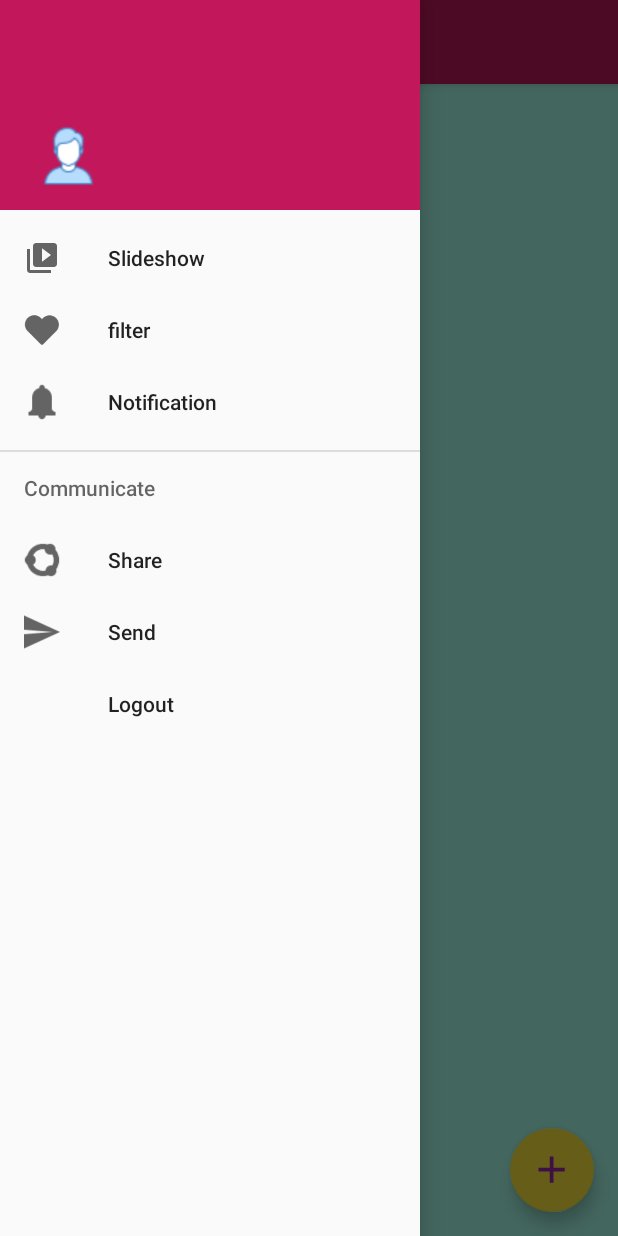
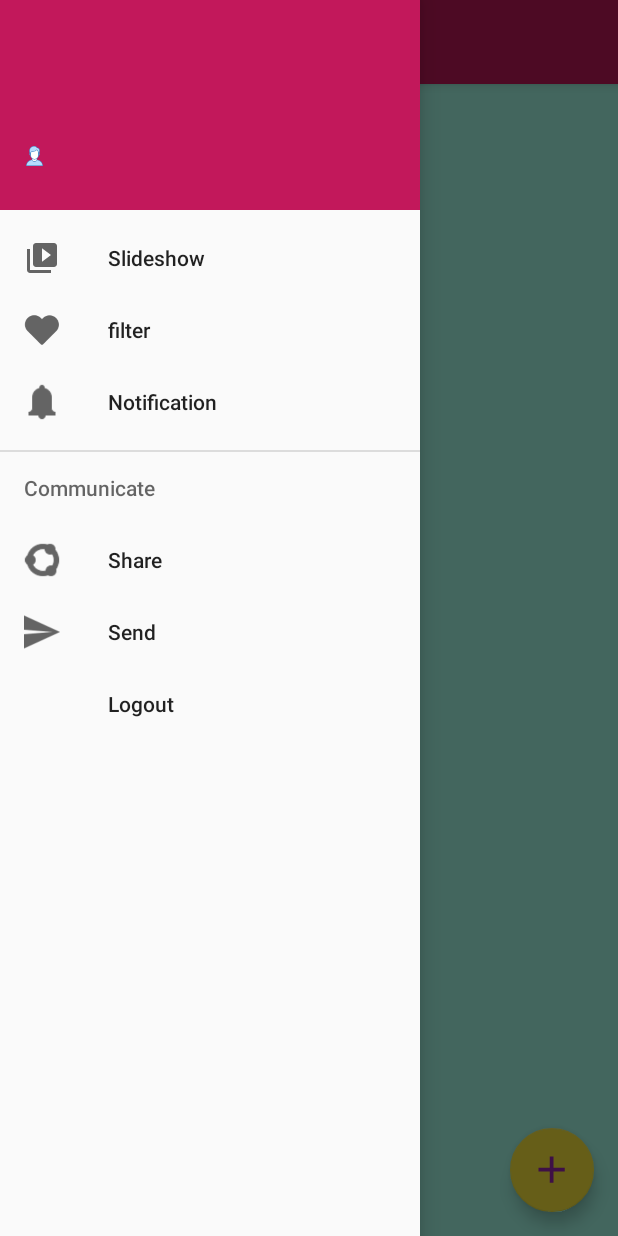
Before and after one commit to Hiiiiind31/Anti_Cancer2, an Android app: the screen it shows after launch once a user with an empty profile is signed in (Public_Activity), with the side drawer open, on a phone screen of 412 x 824 dp. Run offline under Robolectric (Android 15) with nearby library versions, the phone set to English and light mode, and no system bars; our stand-ins replace Firebase (no records; nobody signed in at launch, a user with empty details on screens opened directly); 1 statement that could not run was skipped.

Commit message:
Fix posts problem and add filter xml

```diff
--- a/app/src/main/res/layout/add_post_design.xml
+++ b/app/src/main/res/layout/add_post_design.xml
@@ -3,8 +3,8 @@
     android:layout_width="match_parent"
     android:layout_height="match_parent"
     android:layout_gravity="center"
-    android:layout_marginLeft="30dp"
-    android:layout_marginRight="30dp"
+    android:layout_marginLeft="50dp"
+    android:layout_marginRight="50dp"
     android:layout_marginTop="20dp"
     android:orientation="vertical">
 
@@ -22,7 +22,7 @@
         android:id="@+id/editTextDialogUserInput"
         android:layout_width="match_parent"
         android:layout_height="178dp"
-        android:inputType="text"
+        android:inputType="textMultiLine"
         android:textColor="@color/colorAccent"
         android:textSize="18sp">
 
--- a/app/src/main/res/layout/all_posts_list.xml
+++ b/app/src/main/res/layout/all_posts_list.xml
@@ -1,7 +1,9 @@
 <?xml version="1.0" encoding="utf-8"?>
 <LinearLayout xmlns:android="http://schemas.android.com/apk/res/android"
     android:orientation="vertical" android:layout_width="match_parent"
-    android:layout_height="match_parent">
+    android:layout_height="match_parent"
+    android:layout_marginLeft="10dp"
+    android:layout_marginRight="10dp">
 <LinearLayout
     android:layout_width="match_parent"
     android:layout_height="40dp"
@@ -20,7 +22,7 @@
         android:id="@+id/Author_id"
         android:textSize="20dp"
         android:textColor="@color/colorAccent"
-        android:paddingTop="13dp" />
+        android:textAlignment="viewStart" />
 
 </LinearLayout>
 
--- a/app/src/main/res/layout/nav_header_public_.xml
+++ b/app/src/main/res/layout/nav_header_public_.xml
@@ -1,6 +1,7 @@
 <?xml version="1.0" encoding="utf-8"?>
 <LinearLayout xmlns:android="http://schemas.android.com/apk/res/android"
     xmlns:app="http://schemas.android.com/apk/res-auto"
+    xmlns:tools="http://schemas.android.com/tools"
     android:layout_width="match_parent"
     android:layout_height="140dp"
     android:background="@color/colorAccent"
@@ -15,20 +16,22 @@
 
     <ImageView
         android:id="@+id/imageView"
-        android:layout_width="59dp"
+        android:layout_width="wrap_content"
         android:layout_height="wrap_content"
         android:paddingTop="@dimen/nav_header_vertical_spacing"
-        app:srcCompat="@drawable/user_profile_pic" />
+        app:srcCompat="@drawable/user_profile_pic"
+        android:layout_weight="0.32" />
 
     <TextView
-        android:layout_width="match_parent"
+        android:layout_width="240dp"
         android:layout_height="wrap_content"
         android:paddingTop="@dimen/nav_header_vertical_spacing"
         android:textAppearance="@style/TextAppearance.AppCompat.Body1"
         android:id="@+id/H_name"
         android:textColor="@color/colorWhite"
         android:textSize="18dp"
-        android:layout_marginLeft="50dp" />
+        android:layout_marginLeft="50dp"
+        android:layout_weight="0.24" />
 
 
 </LinearLayout>
```
Also changed, not shown: app/src/main/java/com/example/hindahmed/anti_cancer/Post.java (+14 -1 lines), app/src/main/java/com/example/hindahmed/anti_cancer/Public_Activity.java (+93 -20 lines), app/src/main/res/layout/filter.xml (added, +14 -0 lines), 1 other file.
